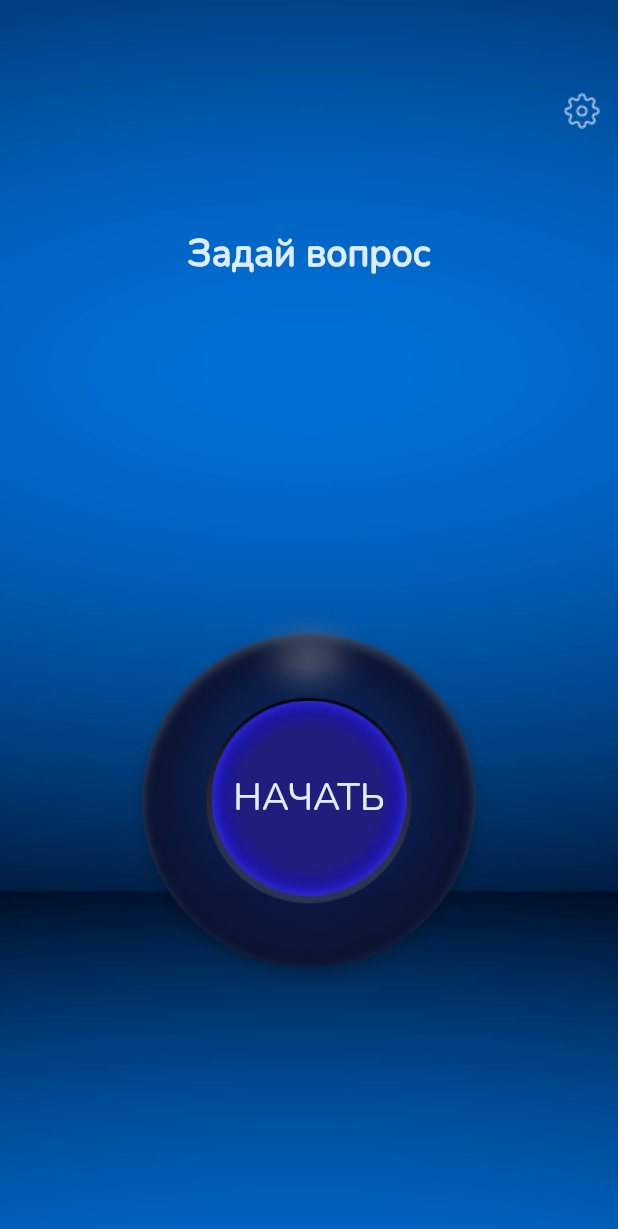
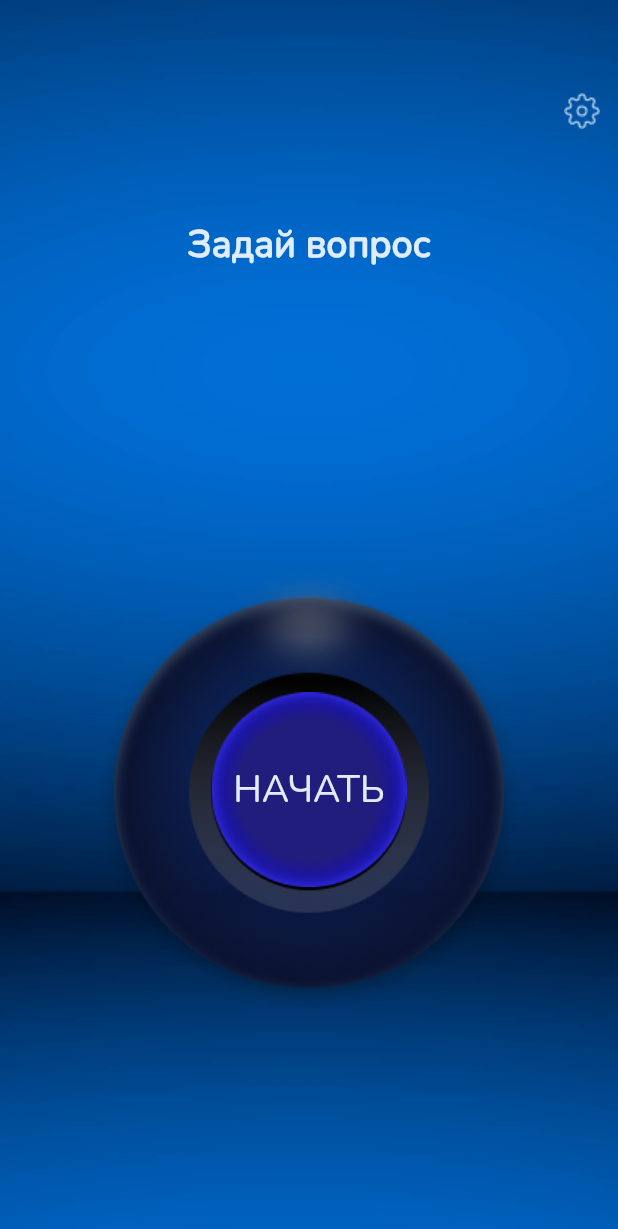
Before and after one commit to AnkaZhgunova/CrystalBall, a Flutter app: the screen it shows after launch, on a phone screen of 412 x 824 dp. Shown: the top 1229 px of the screen. Run offline on Flutter 3.47's test engine with Material 2 defaults, Android fonts, the light colour scheme and no system bars.

Commit message:
changed ball size

```diff
--- a/lib/main_screen.dart
+++ b/lib/main_screen.dart
@@ -57,13 +57,9 @@ class _MainScreenState extends State<MainScreen> {
               children: [
                 Image.asset(
                   'assets/image 1.png',
-                  height: 260,
-                  width: 260,
                 ),
                 Image.asset(
                   'assets/iside_circle.png',
-                  height: 130,
-                  width: 130,
                 ),
                 TextButton(
                   child: Text(
```
